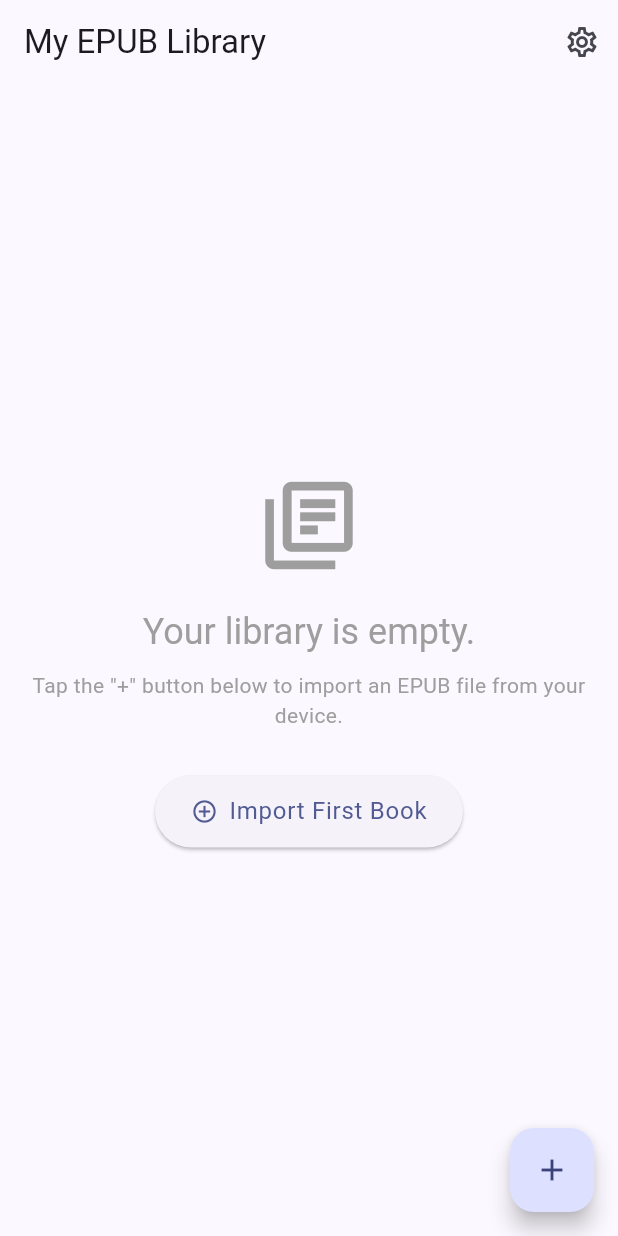
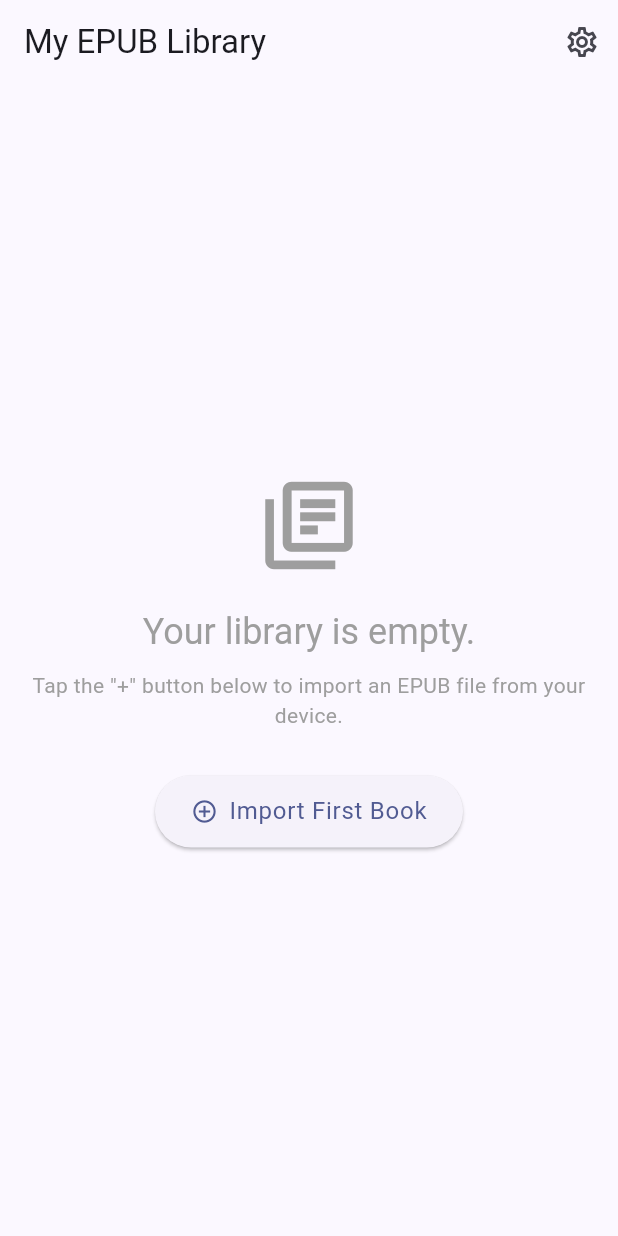
Before and after one commit to Daksh256/E_BookReader, a Flutter app: the screen it shows after launch, on a phone screen of 412 x 824 dp. Run offline on Flutter 3.47's test engine with Material 3 defaults, Android fonts, the light colour scheme and no system bars; our stand-ins replace file_picker, shared_preferences, sqflite; missing offline and left inert: vocsy_epub_viewer; accounts and stored records are empty.

Commit message:
fixed 2 add buttons appearing on zero books in library

```diff
--- a/lib/main.dart
+++ b/lib/main.dart
@@ -675,9 +675,13 @@ class _LibraryScreenState extends State<LibraryScreen> {
           : books.isEmpty
           ? _buildEmptyLibraryView()
           : RefreshIndicator( onRefresh: _loadBooks, child: _buildBookGridView(), ),
-      floatingActionButton: FloatingActionButton(
-        onPressed: _pickAndImportBook, tooltip: 'Import EPUB Book', child: const Icon(Icons.add),
-      ),
+      floatingActionButton: (!isLoading && books.isNotEmpty)
+          ? FloatingActionButton(
+        onPressed: _pickAndImportBook,
+        tooltip: 'Import EPUB Book',
+        child: const Icon(Icons.add),
+      )
+          : null,
     );
   }
 
```
